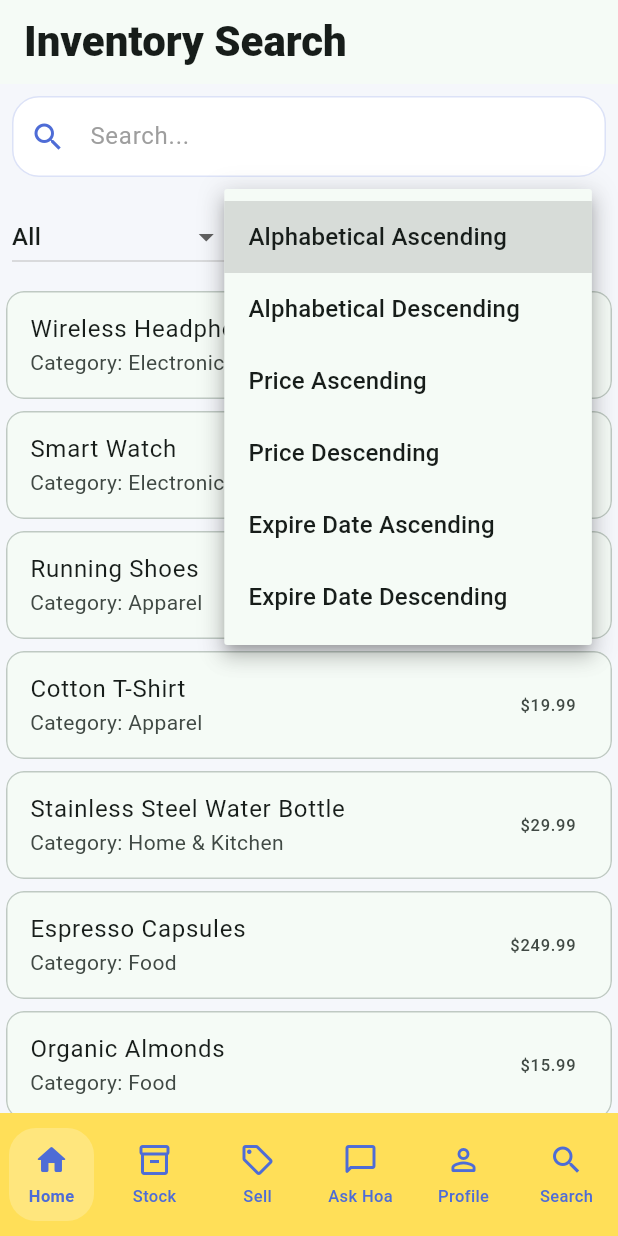
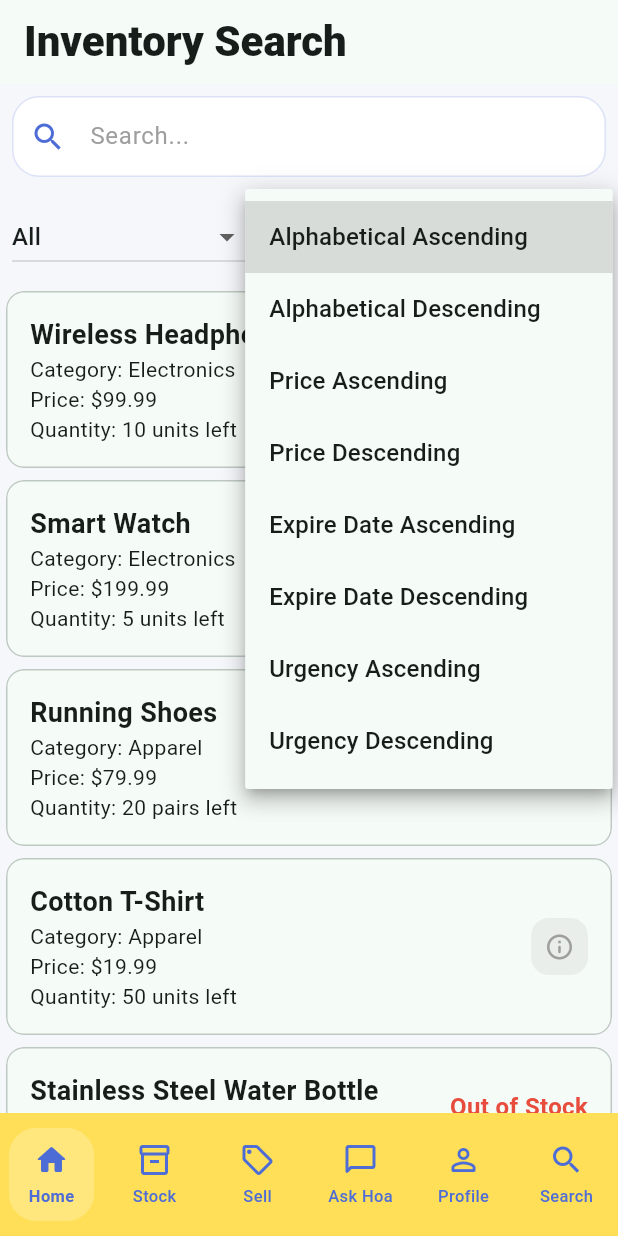
Before and after one commit to UOA-CS734-S2-2026/project-implementation-helper-hoa, a Flutter app: the InventoryPage screen opened by its route, after a tap on "Alphabetical Ascending", on a phone screen of 412 x 824 dp. Run offline on Flutter 3.47's test engine with Material 3 defaults, Android fonts, the phone set to English and light mode, and no system bars; our stand-ins replace file_picker, go_router, image_picker.

Commit message:
Added Urgency Level and Urgency Message to the Inventory Page

```diff
--- a/lib/features/inventory_page.dart
+++ b/lib/features/inventory_page.dart
@@ -21,51 +21,56 @@ class _InventoryPageState extends State<InventoryPage> {
     index: '0',
     category: 'Electronics',
     price: '\$99.99',
-    quantity: 10,
+    quantity: "10 units left",
+    urgencyMessage: "Low Stock",
+    urgencyLevel: 1,
   ),
   Item(
     name: 'Smart Watch',
     index: '1',
     category: 'Electronics',
     price: '\$199.99',
-    quantity: 5,
+    quantity: "5 units left",
+    urgencyMessage: "Low Stock",
+    urgencyLevel: 2,
   ),
   Item(
     name: 'Running Shoes',
     index: '2',
     category: 'Apparel',
     price: '\$79.99',
-    quantity: 20,
+    quantity: "20 pairs left",
+    urgencyMessage: "",
+    urgencyLevel: 0,
   ),
   Item(
     name: 'Cotton T-Shirt',
     index: '3',
     category: 'Apparel',
     price: '\$19.99',
-    quantity: 50,
+    quantity: "50 units left",
+    urgencyMessage: "",
+    urgencyLevel: 0,
   ),
   Item(
     name: 'Stainless Steel Water Bottle',
     index: '4',
     category: 'Home & Kitchen',
     price: '\$29.99',
-    quantity: 15,
+    quantity: "0 units left",
+    urgencyMessage: "Out of Stock",
+    urgencyLevel: 2,
   ),
   Item(
     name: 'Espresso Capsules',
     index: '5',
-    category: 'Food',
+    category: 'Food and Beverages',
     price: '\$249.99',
     expireDate: '2026-11-20',
-    quantity: 3,
+    quantity: "3 boxes left",
+    urgencyMessage: "Expiring Soon",
+    urgencyLevel: 2,
   ),
-  Item (
-    category: 'Food',
-    name: 'Organic Almonds',
-    index: '6',
-    price: '\$15.99',
-    expireDate: '2026-12-31',
-    quantity: 25,)
     ];
 
   List<Item> _filteredItems = [];
@@ -105,6 +110,12 @@ class _InventoryPageState extends State<InventoryPage> {
           break;
         case 'Expire Date Descending':
           _filteredItems.sort((a, b) => b.expireDate.compareTo(a.expireDate));
+          break;
+        case 'Urgency Ascending':
+          _filteredItems.sort((a, b) => a.urgencyLevel.compareTo(b.urgencyLevel));
+          break;
+        case 'Urgency Descending':
+          _filteredItems.sort((a, b) => b.urgencyLevel.compareTo(a.urgencyLevel));
           break;
       }
     });
@@ -168,7 +179,7 @@ class _InventoryPageState extends State<InventoryPage> {
               children: [
                 DropdownButton<String>(
                   value: selectedCategory,
-                  items: <String>['All', 'Electronics', 'Apparel', 'Home & Kitchen']
+                  items: <String>['All', 'Electronics', 'Apparel', 'Home & Kitchen', "Food & Beverages"]
                       .map<DropdownMenuItem<String>>((String value) {
                     return DropdownMenuItem<String>(
                       value: value,
@@ -190,7 +201,9 @@ class _InventoryPageState extends State<InventoryPage> {
                                   'Price Ascending',
                                   'Price Descending',
                                   'Expire Date Ascending',
-                                  'Expire Date Descending']
+                                  'Expire Date Descending',
+                                  'Urgency Ascending',
+                                  'Urgency Descending']
                       .map<DropdownMenuItem<String>>((String value) {
                     return DropdownMenuItem<String>(
                       value: value,
@@ -212,6 +225,11 @@ class _InventoryPageState extends State<InventoryPage> {
               itemCount: _filteredItems.length,
               itemBuilder: (context, index) {
                 final item = _filteredItems[index];
+                final urgencyColor = switch (item.urgencyLevel) {
+                  1 => const Color(0xFFF59E0B),
+                  2 => const Color(0xFFE74C3C),
+                  _ => Colors.grey,
+                };
                 return Card.outlined(
                   clipBehavior: Clip.antiAlias,
                   child: InkWell(
@@ -219,18 +237,65 @@ class _InventoryPageState extends State<InventoryPage> {
                     onTap: () {
                       debugPrint('Card tapped.');
                     },
-                    child: Column(
-                      crossAxisAlignment: CrossAxisAlignment.start,
-                      children: [
-                        ListTile(
-                          title: Text(item.name),
-                          subtitle: Text('Category: ${item.category}'),
-                          trailing: Text(item.price),
+                    child: Row(
+                      mainAxisAlignment: MainAxisAlignment.spaceBetween,
+                      children: <Widget>[
+                        Column(
+                          crossAxisAlignment: CrossAxisAlignment.start,
+                          children: <Widget>[
+                            Container(
+                              padding: const EdgeInsets.all(16),
+                              child: Column(
+                                crossAxisAlignment: CrossAxisAlignment.start,
+                                children: <Widget>[
+                                  Text(
+                                    item.name,
+                                    style: const TextStyle(fontSize: 18, fontWeight: FontWeight.bold),
+                                  ),
+                                  Text('Category: ${item.category}'),
+                                  Text('Price: ${item.price}'),
+                                  if (item.expireDate.isNotEmpty)
+                                    Text('Expire Date: ${item.expireDate}'),
+                                  Text('Quantity: ${item.quantity}'),
+                                ],
+                              ),
+                            ),
+                          ],
                         ),
-                      ],
+                        Column(
+                          crossAxisAlignment: CrossAxisAlignment.end,
+                          children: [
+                          Container(
+                            padding: const EdgeInsets.all(16),
+                            child: Column(
+                              crossAxisAlignment: CrossAxisAlignment.end,
+                              children: <Widget>[
+                                if (item.urgencyMessage.isNotEmpty)
+                                  Text(
+                                    '${item.urgencyMessage}',
+                                    style: TextStyle(fontSize: 16, fontWeight: FontWeight.bold,
+                                    color: urgencyColor)
+                                    ),
 
-
-                    ),
+                                  Container(
+                                  width: 38,
+                                  height: 38,
+                                  decoration: BoxDecoration(
+                                    color: urgencyColor.withValues(alpha: 0.14),
+                                    borderRadius: BorderRadius.circular(12),
+                                  ),
+                                  child: Icon(
+                                    item.urgencyLevel > 0 ? Icons.warning_amber_rounded : Icons.info_outline_rounded,
+                                    color: urgencyColor,
+                                    size: 20,
+                                  ),
+                                ),
+                              ],
+                            ),
+                          ),
+                        ],)
+                      ]
+                    )
                   )
                 );
               },
@@ -248,7 +313,10 @@ class Item {
   final String category;
   final String price;
   final String expireDate;
-  final int quantity;
+  final String quantity;
+  final String urgencyMessage;
+  final int urgencyLevel;
+
 
   Item({
     required this.name,
@@ -257,5 +325,7 @@ class Item {
     required this.price,
     this.expireDate = '',
     required this.quantity,
+    required this.urgencyMessage,
+    required this.urgencyLevel,
   });
 }
```
